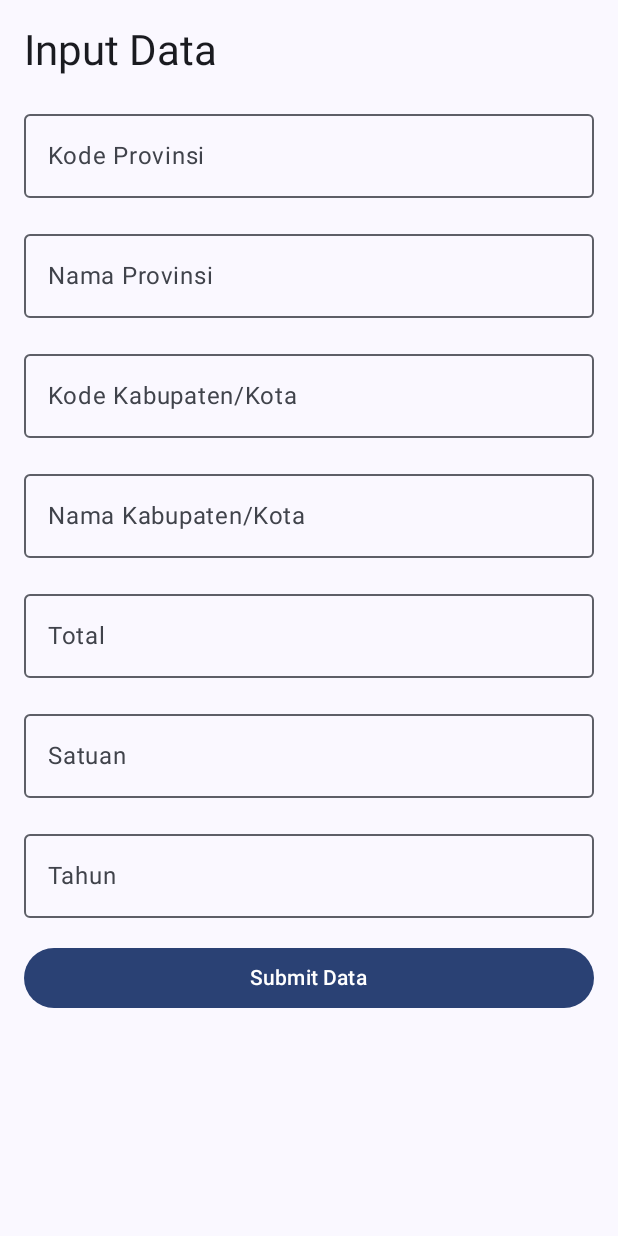
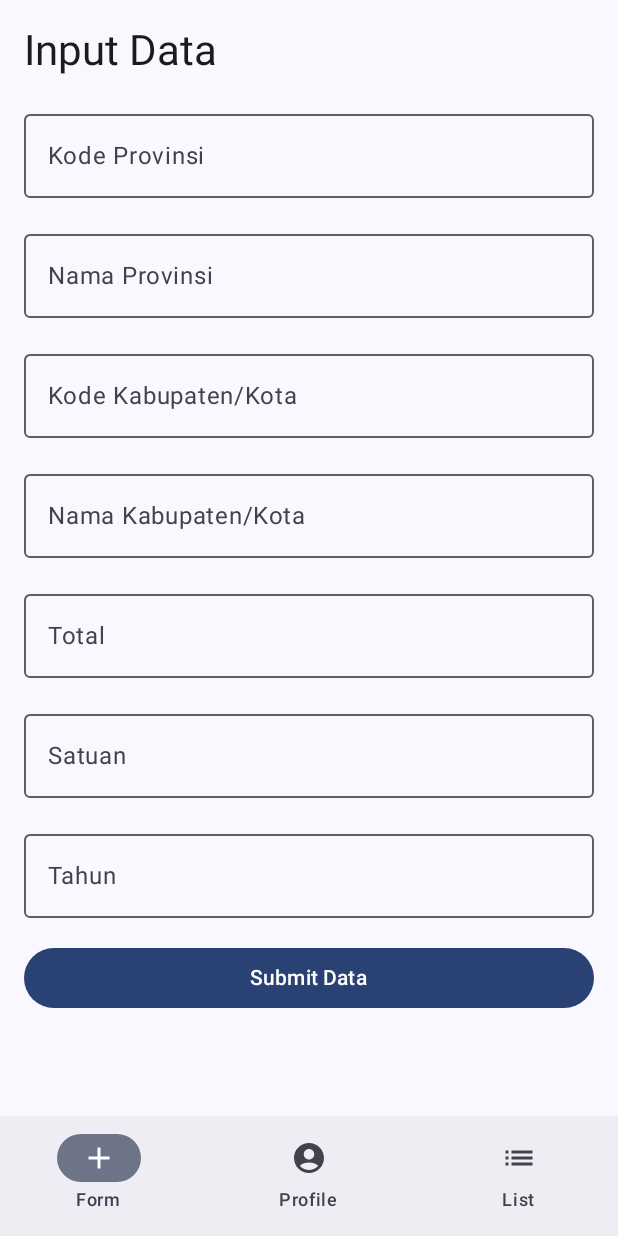
Before and after one commit to AnnisaDianFadillah06/open-data-jabar-odtw, an Android app built with Jetpack Compose: the screen it shows after launch (MainActivity), on a phone screen of 412 x 824 dp. Run offline under Robolectric (Android 15) with nearby library versions, the phone set to English and light mode, and no system bars; our stand-ins replace Room's generated code.

Commit message:
Add bottom bar and Profile

```diff
--- a/app/src/main/java/com/example/praktikumpertama/ui/AppNavHost.kt
+++ b/app/src/main/java/com/example/praktikumpertama/ui/AppNavHost.kt
@@ -1,22 +1,46 @@
 package com.example.praktikumpertama.ui
 
+import androidx.compose.foundation.layout.padding
+import androidx.compose.material3.Scaffold
 import androidx.compose.runtime.Composable
 import androidx.compose.runtime.LaunchedEffect
+import androidx.compose.runtime.getValue
 import androidx.navigation.NavType
 import androidx.navigation.compose.NavHost
 import androidx.navigation.compose.composable
+import androidx.navigation.compose.currentBackStackEntryAsState
 import androidx.navigation.compose.rememberNavController
 import androidx.navigation.navArgument
+import com.example.praktikumpertama.ui.theme.BottomBar
 import com.example.praktikumpertama.viewmodel.DataViewModel
 import kotlinx.coroutines.delay
+import androidx.compose.material3.Scaffold
+import androidx.compose.material3.ExperimentalMaterial3Api
+import androidx.compose.ui.Modifier
 
 @Composable
 fun AppNavHost(viewModel: DataViewModel) {
     val navController = rememberNavController()
+    val navBackStackEntry by navController.currentBackStackEntryAsState()
+    val currentRoute = navBackStackEntry?.destination?.route
 
-    NavHost(navController = navController, startDestination = "form") {
+    Scaffold(
+        bottomBar = {
+            if (currentRoute != null && !currentRoute.startsWith("hapus")) {
+                BottomBar(navController)
+            }
+        }
+    ) { innerPadding ->
+        NavHost(
+            navController = navController,
+            startDestination = "form",
+            modifier = Modifier.padding(innerPadding)
+        ) {
             composable("form") {
                 DataEntryScreen(navController = navController, viewModel = viewModel)
+            }
+            composable("profile") {
+                ProfileScreen(navController = navController)
             }
             composable("list") {
                 DataListScreen(navController = navController, viewModel = viewModel)
@@ -36,10 +60,10 @@ fun AppNavHost(viewModel: DataViewModel) {
 
                 LaunchedEffect(id) {
                     viewModel.deleteDataById(id)
-                delay(300) // Beri waktu agar LiveData diperbarui sebelum navigasi
+                    delay(300)
                     navController.popBackStack()
                 }
             }
-
         }
     }
+}
--- /dev/null
+++ b/app/src/main/java/com/example/praktikumpertama/ui/theme/BottomBar.kt
@@ -0,0 +1,38 @@
+package com.example.praktikumpertama.ui.theme
+
+import androidx.compose.material3.*
+import androidx.compose.runtime.Composable
+import androidx.compose.ui.graphics.vector.ImageVector
+import androidx.navigation.NavController
+import androidx.compose.material.icons.Icons
+import androidx.compose.material.icons.filled.Add
+import androidx.compose.material.icons.filled.List
+import androidx.compose.material.icons.filled.AccountCircle
+
+@Composable
+fun BottomBar(navController: NavController) {
+    NavigationBar {
+        val currentRoute = navController.currentDestination?.route
+
+        val items = listOf(
+            BottomNavItem("form", Icons.Default.Add, "Form"),
+            BottomNavItem("profile", Icons.Default.AccountCircle, "Profile"),
+            BottomNavItem("list", Icons.Default.List, "List")
+        )
+
+        items.forEach { item ->
+            NavigationBarItem(
+                icon = { Icon(imageVector = item.icon, contentDescription = item.label) },
+                label = { Text(item.label) },
+                selected = currentRoute == item.route,
+                onClick = {
+                    navController.navigate(item.route) {
+                        popUpTo(navController.graph.startDestinationId) { inclusive = false }
+                    }
+                }
+            )
+        }
+    }
+}
+
+data class BottomNavItem(val route: String, val icon: ImageVector, val label: String)
--- a/gradle/libs.versions.toml
+++ b/gradle/libs.versions.toml
@@ -8,7 +8,7 @@ junit = "4.13.2"
 junitVersion = "1.2.1"
 espressoCore = "3.6.1"
 lifecycleRuntimeKtx = "2.8.7"
-activityCompose = "1.10.0"git
+activityCompose = "1.10.0"
 composeBom = "2024.04.01"
 lifecycleRuntimeKtxVersion = "2.6.1"
 material3 = "1.1.0"
```
Also changed, not shown: app/src/main/java/com/example/praktikumpertama/ui/ProfileScreen.kt (added, +116 -0 lines), app/src/main/java/com/example/praktikumpertama/ui/theme/Shape.kt (added, +11 -0 lines). Lines whose indentation alone changed are shown as unchanged.
